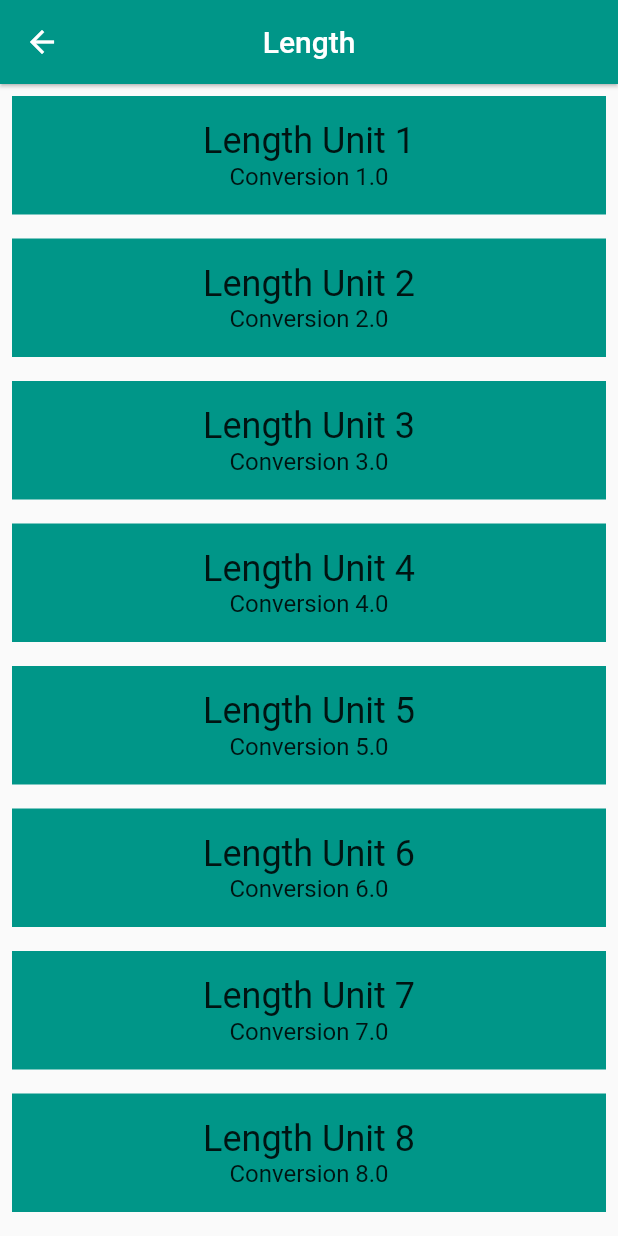
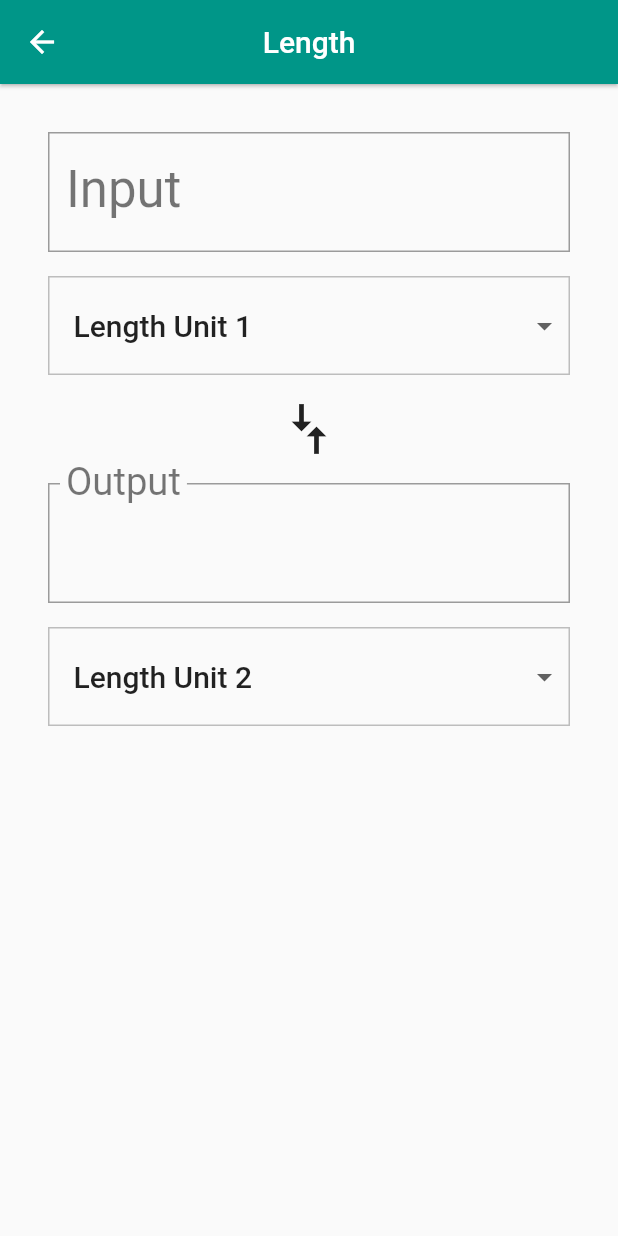
Before and after one commit to omz1990/UnitConverter-Flutter, a Flutter app: the screen it shows after launch, after a tap on "Length", on a phone screen of 412 x 824 dp. Run offline on Flutter 3.47's test engine with Material 2 defaults, Android fonts, the light colour scheme and no system bars.

Commit message:
Add input fields to converter screen

```diff
--- a/lib/converter_screen.dart
+++ b/lib/converter_screen.dart
@@ -1,5 +1,7 @@
 import 'package:flutter/material.dart';
 import 'package:unitconverter/unit.dart';
+
+const _padding = EdgeInsets.all(16.0);
 
 class ConverterScreen extends StatefulWidget {
   final Color color;
@@ -12,30 +14,214 @@ class ConverterScreen extends StatefulWidget {
 }
 
 class _ConverterScreenState extends State<ConverterScreen> {
+  Unit _fromValue;
+  Unit _toValue;
+  double _inputValue;
+  String _convertedValue = '';
+  List<DropdownMenuItem> _unitMenuItems;
+  bool _showValidationError = false;
+
+  @override
+  void initState() {
+    super.initState();
+    _createDropdownMenuItems();
+    _setDefaults();
+  }
+
+  void _createDropdownMenuItems() {
+    var newItems = <DropdownMenuItem>[];
+    for (var unit in widget.units) {
+      newItems.add(DropdownMenuItem(
+        value: unit.name,
+        child: Container(
+          child: Text(
+            unit.name,
+            softWrap: true,
+          ),
+        ),
+      ));
+    }
+    setState(() {
+      _unitMenuItems = newItems;
+    });
+  }
+
+  void _setDefaults() {
+    setState(() {
+      _fromValue = widget.units[0];
+      _toValue = widget.units[1];
+    });
+  }
+
+  String _format(double conversion) {
+    var outputNum = conversion.toStringAsPrecision(7);
+    if (outputNum.contains('.') && outputNum.endsWith('0')) {
+      var i = outputNum.length - 1;
+      while (outputNum[i] == '0') {
+        i -= 1;
+      }
+      outputNum = outputNum.substring(0, i + 1);
+    }
+    if (outputNum.endsWith('.')) {
+      return outputNum.substring(0, outputNum.length - 1);
+    }
+    return outputNum;
+  }
+
+  void _updateConversion() {
+    setState(() {
+      _convertedValue =
+          _format(_inputValue * (_toValue.conversion / _fromValue.conversion));
+    });
+  }
+
+  void _updateInputValue(String input) {
+    setState(() {
+      if (input == null || input.isEmpty) {
+        _convertedValue = '';
+      } else {
+        // Even though we are using the numerical keyboard, we still have to check
+        // for non-numerical input such as '5..0' or '6 -3'
+        try {
+          final inputDouble = double.parse(input);
+          _showValidationError = false;
+          _inputValue = inputDouble;
+          _updateConversion();
+        } on Exception catch (e) {
+          print('Error: $e');
+          _showValidationError = true;
+        }
+      }
+    });
+  }
+
+  Unit _getUnit(String unitName) {
+    return widget.units.firstWhere(
+          (Unit unit) {
+        return unit.name == unitName;
+      },
+      orElse: null,
+    );
+  }
+
+  void _updateFromConversion(dynamic unitName) {
+    setState(() {
+      _fromValue = _getUnit(unitName);
+    });
+    if (_inputValue != null) {
+      _updateConversion();
+    }
+  }
+
+  void _updateToConversion(dynamic unitName) {
+    setState(() {
+      _toValue = _getUnit(unitName);
+    });
+    if (_inputValue != null) {
+      _updateConversion();
+    }
+  }
+
+  Widget _createDropdown(String currentValue, ValueChanged<dynamic> onChanged) {
+    return Container(
+      margin: EdgeInsets.only(top: 16.0),
+      decoration: BoxDecoration(
+        // This sets the color of the [DropdownButton] itself
+        color: Colors.grey[50],
+        border: Border.all(
+          color: Colors.grey[400],
+          width: 1.0,
+        ),
+      ),
+      padding: EdgeInsets.symmetric(vertical: 8.0),
+      child: Theme(
+        // This sets the color of the [DropdownMenuItem]
+        data: Theme.of(context).copyWith(
+          canvasColor: Colors.grey[50],
+        ),
+        child: DropdownButtonHideUnderline(
+          child: ButtonTheme(
+            alignedDropdown: true,
+            child: DropdownButton(
+              value: currentValue,
+              items: _unitMenuItems,
+              onChanged: onChanged,
+              style: Theme.of(context).textTheme.title,
+            ),
+          ),
+        ),
+      ),
+    );
+  }
+
   @override
   Widget build(BuildContext context) {
-    final unitWidgets = widget.units.map((Unit unit) {
-      return Container(
-        color: widget.color,
-        margin: EdgeInsets.all(8.0),
-        padding: EdgeInsets.all(16.0),
-        child: Column(
-          children: <Widget>[
-            Text(
-              unit.name,
-              style: Theme.of(context).textTheme.headline5,
+    final input = Padding(
+      padding: _padding,
+      child: Column(
+        crossAxisAlignment: CrossAxisAlignment.stretch,
+        children: [
+          TextField(
+            style: Theme.of(context).textTheme.display1,
+            decoration: InputDecoration(
+              labelStyle: Theme.of(context).textTheme.display1,
+              errorText: _showValidationError ? 'Invalid number entered' : null,
+              labelText: 'Input',
+              border: OutlineInputBorder(
+                borderRadius: BorderRadius.circular(0.0),
+              ),
             ),
-            Text(
-              'Conversion ${unit.conversion}',
-              style: Theme.of(context).textTheme.subtitle1,
-            )
-          ],
-        ),
-      );
-    }).toList();
+            keyboardType: TextInputType.number,
+            onChanged: _updateInputValue,
+          ),
+          _createDropdown(_fromValue.name, _updateFromConversion),
+        ],
+      ),
+    );
 
-    return ListView(
-      children: unitWidgets,
+    final arrows = RotatedBox(
+      quarterTurns: 1,
+      child: Icon(
+        Icons.compare_arrows,
+        size: 40.0,
+      ),
+    );
+
+    final output = Padding(
+      padding: _padding,
+      child: Column(
+        crossAxisAlignment: CrossAxisAlignment.stretch,
+        children: [
+          InputDecorator(
+            child: Text(
+              _convertedValue,
+              style: Theme.of(context).textTheme.display1,
+            ),
+            decoration: InputDecoration(
+              labelText: 'Output',
+              labelStyle: Theme.of(context).textTheme.display1,
+              border: OutlineInputBorder(
+                borderRadius: BorderRadius.circular(0.0),
+              ),
+            ),
+          ),
+          _createDropdown(_toValue.name, _updateToConversion),
+        ],
+      ),
+    );
+
+    final converter = Column(
+      crossAxisAlignment: CrossAxisAlignment.stretch,
+      children: [
+        input,
+        arrows,
+        output,
+      ],
+    );
+
+    return Padding(
+      padding: _padding,
+      child: converter,
     );
   }
 }
```
